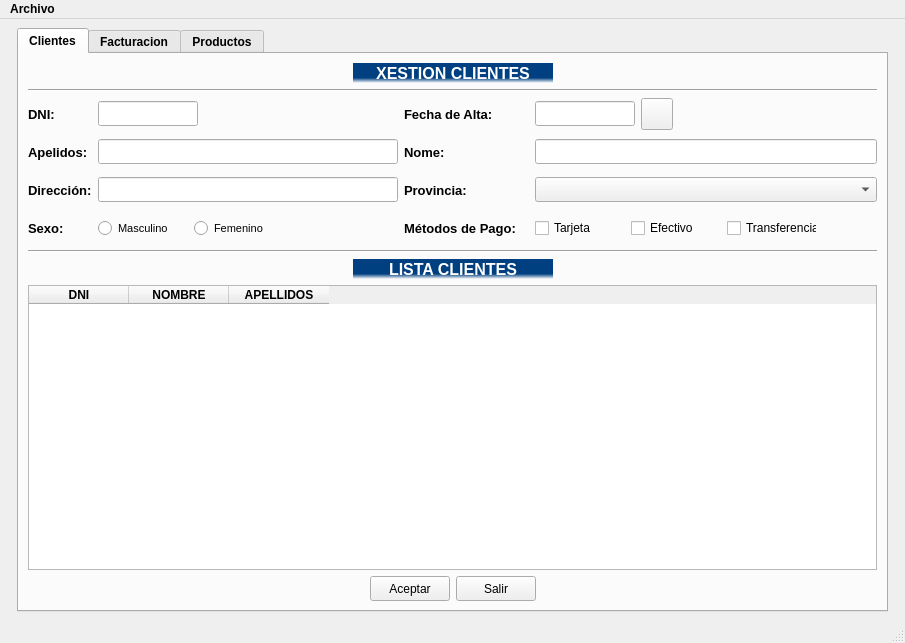
Before: the Qt Designer form ventana.ui in MelonRodante/ProyectoUno, drawn with Qt 5.
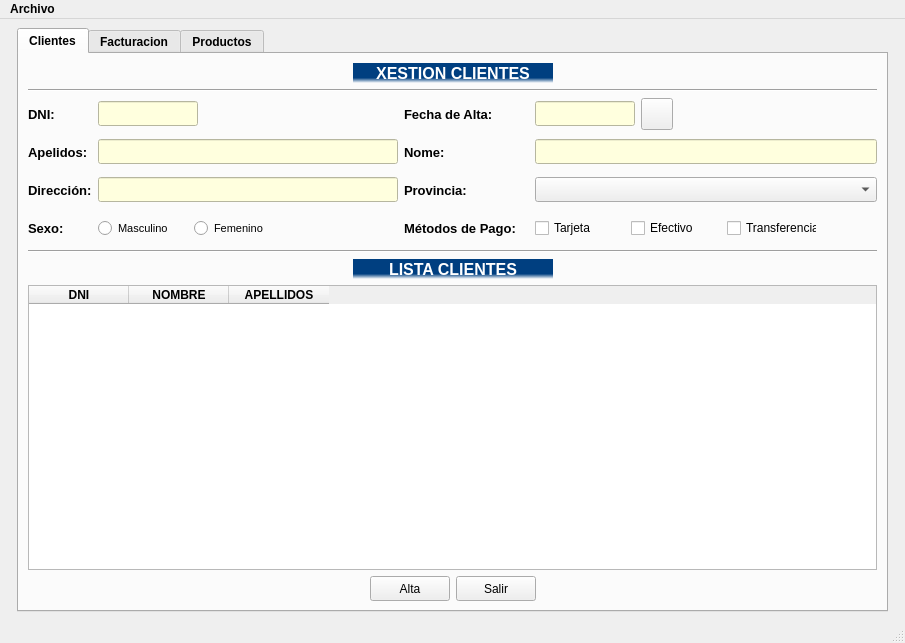
After: the same form once the commit is applied. Icons and pictures are not drawn.

Commit message: Añadida alta base datos

The edit to the form file:
```diff
--- a/ventana.ui
+++ b/ventana.ui
@@ -410,6 +410,9 @@
               <bold>false</bold>
              </font>
             </property>
+            <property name="styleSheet">
+             <string notr="true">background-color: rgb(255, 255, 222);</string>
+            </property>
             <property name="text">
              <string/>
             </property>
@@ -476,6 +479,9 @@
               <bold>false</bold>
              </font>
             </property>
+            <property name="styleSheet">
+             <string notr="true">background-color: rgb(255, 255, 222);</string>
+            </property>
             <property name="text">
              <string/>
             </property>
@@ -511,6 +517,9 @@
                 <bold>false</bold>
                </font>
               </property>
+              <property name="styleSheet">
+               <string notr="true">background-color: rgb(255, 255, 222);</string>
+              </property>
               <property name="text">
                <string/>
               </property>
@@ -636,7 +645,7 @@
                </font>
               </property>
               <property name="text">
-               <string>Aceptar</string>
+               <string>Alta</string>
               </property>
              </widget>
             </item>
@@ -738,6 +747,9 @@
               <bold>false</bold>
              </font>
             </property>
+            <property name="styleSheet">
+             <string notr="true">background-color: rgb(255, 255, 222);</string>
+            </property>
             <property name="text">
              <string/>
             </property>
@@ -845,6 +857,9 @@
               <property name="autoFillBackground">
                <bool>false</bool>
               </property>
+              <property name="styleSheet">
+               <string notr="true">background-color: rgb(255, 255, 222);</string>
+              </property>
               <property name="text">
                <string/>
               </property>
```
Left out of the diff: 24 changed lines with no effect on the pictures. The commit also changes 6 other files.
